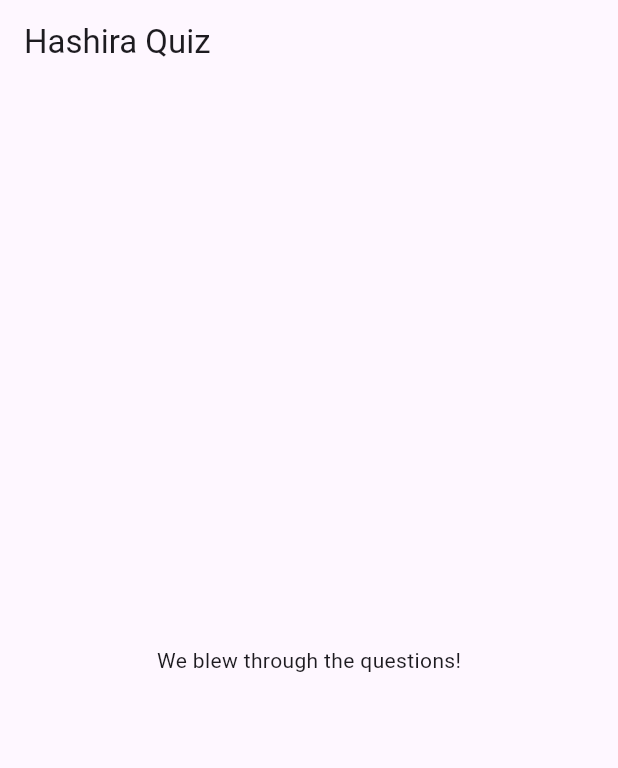
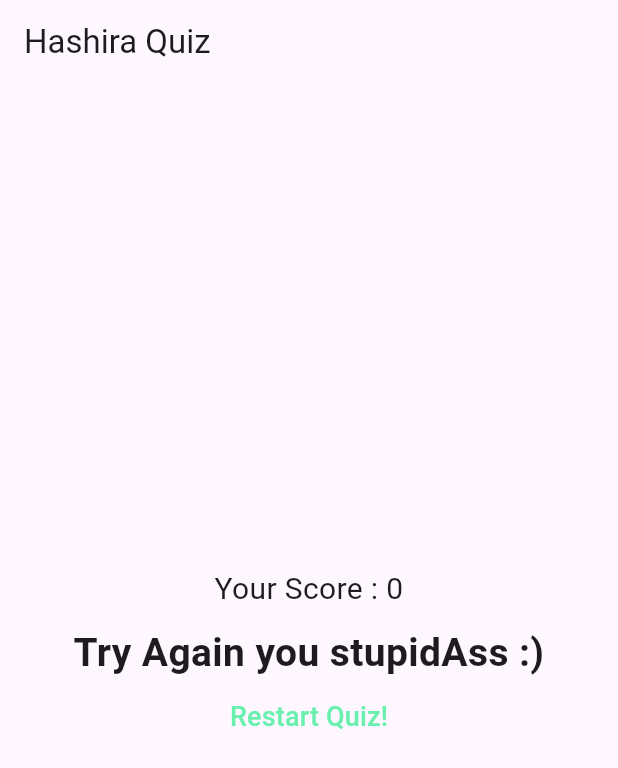
Before and after one commit to flexxy-07/Fluttering, a Flutter app: the screen it shows after launch, after a tap on "Uzui", after a tap on "Tanjiro", after a tap on "Sanemi", on a phone screen of 412 x 824 dp. Shown: the top 768 px of the screen. Run offline on Flutter 3.47's test engine with Material 3 defaults, Android fonts, the phone set to English and light mode, and no system bars.

Commit message:
Completed the first app

```diff
--- a/lib/answer.dart
+++ b/lib/answer.dart
@@ -3,11 +3,11 @@ import 'package:flutter/material.dart';
 class Answer extends StatelessWidget {
   final Function selectHandler;
   final String answer;
-  Answer(this.selectHandler, this.answer);
+  const Answer(this.selectHandler, this.answer, {super.key});
 
   @override
   Widget build(BuildContext context) {
-    return Container(
+    return SizedBox(
       width: double.infinity,
       child: ElevatedButton(
 
--- a/lib/main.dart
+++ b/lib/main.dart
@@ -5,6 +5,8 @@ import './quiz.dart';
 void main() => runApp(MyApp());
 
 class MyApp extends StatefulWidget {
+  const MyApp({super.key});
+
   @override
   State<StatefulWidget> createState() {
     return _MyAppState();
@@ -13,39 +15,62 @@ class MyApp extends StatefulWidget {
 
 class _MyAppState extends State<MyApp> {
   var _questionIndex = 0;
-  void _answerQuestion() {
+  var _totalScore = 0;
+  void _answerQuestion(int score) {
+    _totalScore += score;
     setState(() {
       _questionIndex++;
+    });
+  }
+  void _resetQuiz(){
+    setState(() {
+      _questionIndex = 0;
+      _totalScore = 0;
     });
   }
 
   @override
   Widget build(BuildContext context) {
-    const _questions = [
+    const questions = [
       {
         'question': 'Who\'s the strongest Hashira ?',
-        'answers': ['Uzui', 'Rengoku', 'Gyomei', 'Mushiro'],
+        'answers': [
+          {'text': 'Uzui', 'score': 0},
+          {'text': 'Rengoku', 'score': 0},
+          {'text': 'Gyomei', 'score': 1},
+          {'text': 'Mushiro', 'score': 0},
+        ],
       },
       {
         'question': 'Who killed UpperMoon 3',
-        'answers': ['Aakaza', 'Tanjiro', 'Giyu', 'Muzan'],
+        'answers': [
+          {'text': 'Aakaza', 'score': 1},
+          {'text': 'Tanjiro', 'score': 0},
+          {'text': 'Giyu', 'score': 0},
+          {'text': 'Muzan', 'score': 0},
+        ],
       },
       {
         'question': 'Who will fight upperMoon 1?',
-        'answers': ['Tanjiro', 'Gyomei', 'Sanemi', 'Mushiro'],
+        'answers': [
+          {'text': 'Tanjiro', 'score': 0},
+          {'text': 'Gyomei', 'score': 0},
+          {'text': 'Sanemi', 'score': 0},
+          {'text': 'Mushiro', 'score': 1},
+        ],
       },
     ];
 
     return MaterialApp(
       home: Scaffold(
         appBar: AppBar(title: Text('Hashira Quiz')),
-        body: _questionIndex < _questions.length
+        body: _questionIndex < questions.length
             ? Quiz(
                 answerQuestion: _answerQuestion,
-                questions: _questions,
+                questions: questions,
                 questionIndex: _questionIndex,
               )
-            : Result(),
+            : Result(_totalScore, _resetQuiz),
       ),
     );
   }
--- a/lib/question.dart
+++ b/lib/question.dart
@@ -1,10 +1,9 @@
 import 'package:flutter/material.dart';
-import './question.dart';
 
 class Question extends StatelessWidget {
   final String questionText;
 
-  Question(this.questionText);
+  const Question(this.questionText, {super.key});
   @override
   Widget build(BuildContext context) {
     return Container(
--- a/lib/quiz.dart
+++ b/lib/quiz.dart
@@ -7,15 +7,24 @@ class Quiz extends StatelessWidget {
   final Function answerQuestion;
   final int questionIndex;
 
-  Quiz({required this.answerQuestion, required this.questions, required this.questionIndex});
+  const Quiz({super.key,
+    required this.answerQuestion,
+    required this.questions,
+    required this.questionIndex,
+  });
   @override
   Widget build(BuildContext context) {
     return Column(
       children: <Widget>[
         Question(questions[questionIndex]['question'] as String),
-        ...(questions[questionIndex]['answers'] as List<String>)
-            .map((answer) => Answer(answerQuestion, answer))
-            .toList(),
+        ...(questions[questionIndex]['answers'] as List<Map<String, Object>>)
+            .map(
+              (answer) => Answer(
+                () => answerQuestion(answer['score']),
+                answer['text'] as String,
+              ),
+            )
+            ,
       ],
     );
   }
--- a/lib/result.dart
+++ b/lib/result.dart
@@ -1,8 +1,44 @@
 import 'package:flutter/material.dart';
 
 class Result extends StatelessWidget {
+  final int resultScore;
+  final VoidCallback resetHandler;
+  const Result(this.resultScore, this.resetHandler, {super.key});
+
+  String get resultPhrase {
+    if (resultScore == 3) return 'Woooohooo..Great!!';
+    if (resultScore == 2) return 'So Close..';
+    if (resultScore == 1) return 'Ooops..Not GooD';
+    if (resultScore == 0) return 'Try Again you stupidAss :)';
+    return 'Please Attempt the Quiz';
+  }
+
   @override
   Widget build(BuildContext context) {
-    return Center(child: Text('We blew through the questions!'));
+    return Center(
+      child: Column(
+        mainAxisAlignment: MainAxisAlignment.center,
+        children: [
+          Text(
+            'Your Score : $resultScore',
+            textAlign: TextAlign.center,
+            style: TextStyle(fontSize: 20),
+          ),
+          const SizedBox(height: 10),
+          Text(
+            resultPhrase,
+            textAlign: TextAlign.center,
+            style: const TextStyle(fontSize: 26, fontWeight: FontWeight.bold),
+          ),
+          TextButton(
+            onPressed: resetHandler,
+            child: const Text(
+              'Restart Quiz!',
+              style: TextStyle(fontSize: 18, color: Colors.greenAccent),
+            ),
+          ),
+        ],
+      ),
+    );
   }
 }
```
